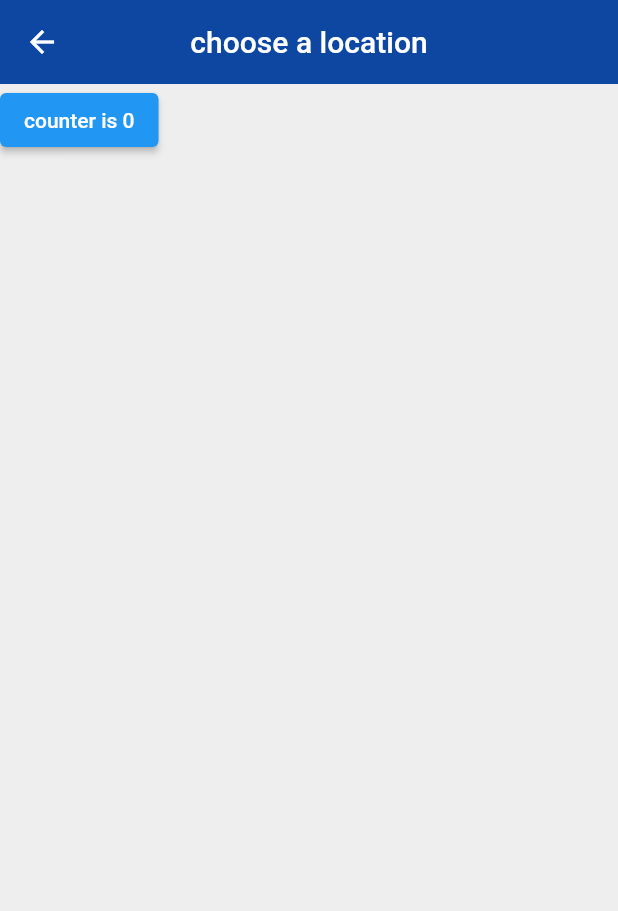
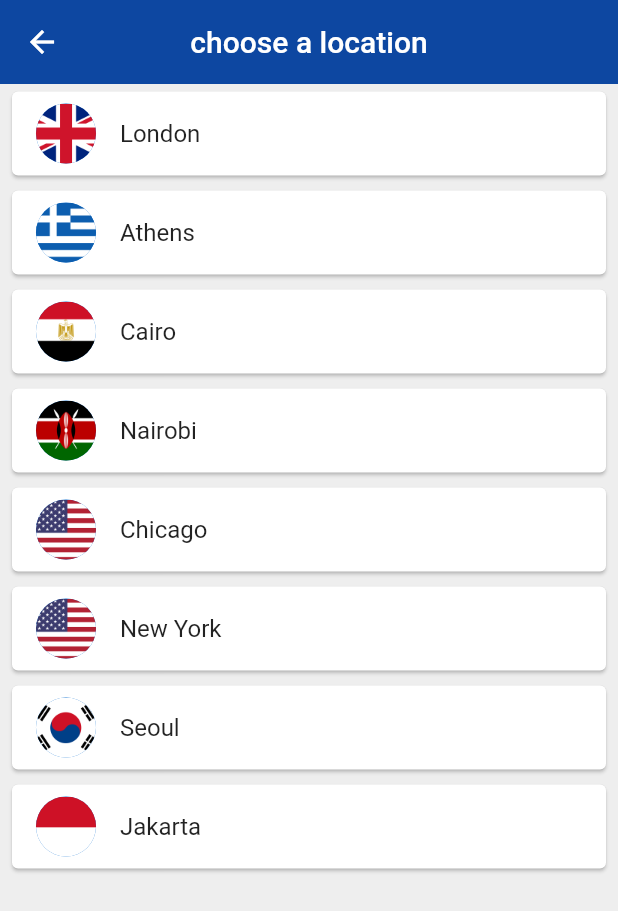
Before and after one commit to HugoGuiomar/worldtime_flutter_tuturial, a Flutter app: the ChooseLocation screen opened by its route, on a phone screen of 412 x 824 dp. Shown: the top 911 px of the screen. Run offline on Flutter 3.47's test engine with Material 2 defaults, Android fonts, the phone set to English and light mode, and no system bars; our stand-ins replace flutter_spinkit; network calls fail; statements that could not run were skipped.

Commit message:
final commit, end of tuturial

```diff
--- a/lib/pages/choose_location.dart
+++ b/lib/pages/choose_location.dart
@@ -1,4 +1,5 @@
 import 'package:flutter/material.dart';
+import 'package:world_time/services/world_time.dart';
 
 class ChooseLocation extends StatefulWidget {
   const ChooseLocation({Key? key}) : super(key: key);
@@ -9,7 +10,29 @@
 
 class _ChooseLocationState extends State<ChooseLocation> {
 
-  int counter = 0;
+  List<WorldTime> locations = [
+    WorldTime(url: 'Europe/London', location: 'London', flag: 'uk.png'),
+    WorldTime(url: 'Europe/Athens', location: 'Athens', flag: 'greece.png'),
+    WorldTime(url: 'Africa/Cairo', location: 'Cairo', flag: 'egypt.png'),
+    WorldTime(url: 'Africa/Nairobi', location: 'Nairobi', flag: 'kenya.png'),
+    WorldTime(url: 'America/Chicago', location: 'Chicago', flag: 'usa.png'),
+    WorldTime(url: 'America/New_York', location: 'New York', flag: 'usa.png'),
+    WorldTime(url: 'Asia/Seoul', location: 'Seoul', flag: 'south_korea.png'),
+    WorldTime(url: 'Asia/Jakarta', location: 'Jakarta', flag: 'indonesia.png'),
+  ];
+
+  void updateTime(index) async {
+    WorldTime instance = locations[index];
+    await instance.getTime();
+
+    //Navigate to homescreen
+    Navigator.pop(context, {
+      'location': instance.location,
+      'time': instance.time,
+      'flag': instance.flag,
+      'isDayTime': instance.isDayTime,
+    });
+  }
 
   @override
   Widget build(BuildContext context) {
@@ -21,13 +44,24 @@
         centerTitle: true,
         elevation: 0.0,
       ),
-      body: ElevatedButton(
-        onPressed: () {
-          setState(() {
-            counter += 1;
-          });
+      body: ListView.builder(
+        itemCount: locations.length,
+        itemBuilder: (context, index) {
+          return Padding(
+            padding: const EdgeInsets.symmetric(vertical: 1.0, horizontal: 4.0),
+            child: Card(
+              child: ListTile(
+                onTap: () {
+                  updateTime(index);
+                },
+                title: Text(locations[index].location),
+                leading: CircleAvatar(
+                  backgroundImage: AssetImage('assets/${locations[index].flag}'),
+                ),
+              ),
+            ),
+          );
         },
-        child: Text('counter is $counter'),
       ),
     );
   }
--- /dev/null
+++ b/lib/services/world_time.dart
@@ -0,0 +1,41 @@
+import 'package:http/http.dart';
+import 'dart:convert';
+import 'package:intl/intl.dart';
+
+class WorldTime {
+
+  late String location; //location for the UI
+  late String time; //time in that location
+  late String flag; //url to an asset flag icon
+  late String url; //location url for api endpoint
+  late bool isDayTime; //true or false if is day time or not
+
+  WorldTime({required this.location, required this.flag, required this.url});
+
+  Future<void> getTime() async {
+
+    try {
+      //Make the request
+      Response response = await get(Uri.http('worldtimeapi.org', '/api/timezone/$url'));
+      Map data = jsonDecode(response.body);
+      //print(data);
+
+      //Get properties from data
+      String datetime = data['datetime'];
+      String offset = data['utc_offset'].substring(1,3);
+      //print(offset);
+
+      //Create a DateTime object
+      DateTime now = DateTime.parse(datetime);
+      now = now.add(Duration(hours: int.parse(offset)));
+      //print(now);
+
+      isDayTime = now.hour > 6 && now.hour < 20 ? true : false;
+      time = DateFormat.jm().format(now);
+    }
+    catch(e) {
+      print('There was an error: $e');
+      time = 'Time could not be updated';
+    }
+  }
+}
```
Also changed, not shown: lib/pages/home.dart (+70 -9 lines), lib/pages/loading.dart (+21 -7 lines), pubspec.yaml (+4 -3 lines), assets/day.png (added), assets/egypt.png (added), assets/germany.png (added), assets/greece.png (added), assets/indonesia.png (added), assets/kenya.png (added), assets/night.png (added), assets/south_korea.png (added), assets/uk.png (added), assets/usa.png (added), pubspec.lock.
